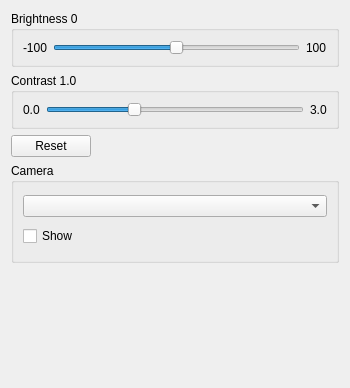
First picture: the form in imagecontrols2.ui, repository cleonro/QCVImageViewer, before the edit.
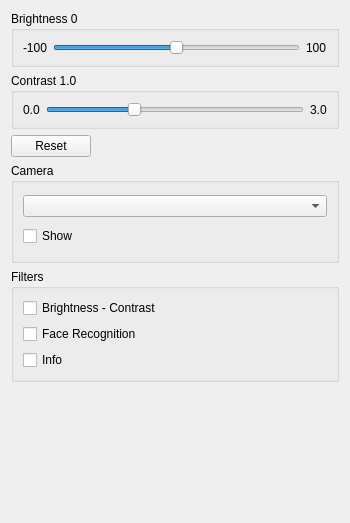
Second picture: the form after the edit.

Commit message: added ui filters controls.

Patch:
```diff
--- a/imagecontrols2.ui
+++ b/imagecontrols2.ui
@@ -7,7 +7,7 @@
     <x>0</x>
     <y>0</y>
     <width>350</width>
-    <height>388</height>
+    <height>523</height>
    </rect>
   </property>
   <property name="minimumSize">
@@ -19,7 +19,7 @@
   <property name="windowTitle">
    <string>Form</string>
   </property>
-  <layout class="QVBoxLayout" name="verticalLayout_3">
+  <layout class="QVBoxLayout" name="verticalLayout_5">
    <item>
     <widget class="QGroupBox" name="groupBrightness">
      <property name="title">
@@ -149,6 +149,36 @@
      </layout>
     </widget>
    </item>
+   <item>
+    <widget class="QGroupBox" name="groupBox_2">
+     <property name="title">
+      <string>Filters</string>
+     </property>
+     <layout class="QVBoxLayout" name="verticalLayout_3">
+      <item>
+       <widget class="QCheckBox" name="cbBC">
+        <property name="text">
+         <string>Brightness - Contrast</string>
+        </property>
+       </widget>
+      </item>
+      <item>
+       <widget class="QCheckBox" name="cbFR">
+        <property name="text">
+         <string>Face Recognition</string>
+        </property>
+       </widget>
+      </item>
+      <item>
+       <widget class="QCheckBox" name="cbInfo">
+        <property name="text">
+         <string>Info</string>
+        </property>
+       </widget>
+      </item>
+     </layout>
+    </widget>
+   </item>
    <item>
     <spacer name="verticalSpacer">
      <property name="orientation">
```
The commit also changes 5 other files.
